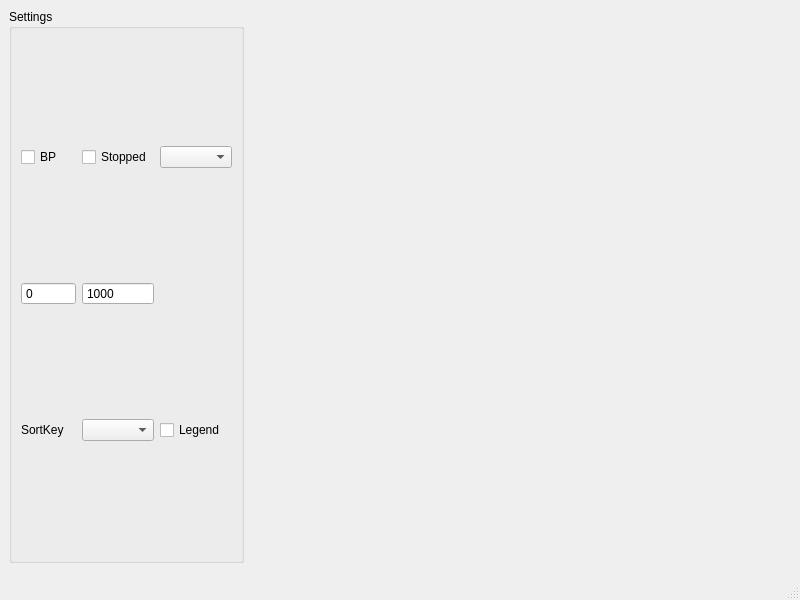
This is UIFiles/CalibrationPlot.ui in Theserich/RATS as Qt 5 draws it before an edit. The edited form follows.
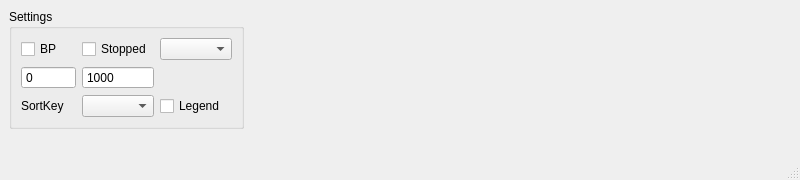
This is the edited form.

Commit message: Woerking on pyqtgraph figure

Diff of the .ui file:
```diff
--- a/UIFiles/CalibrationPlot.ui
+++ b/UIFiles/CalibrationPlot.ui
@@ -7,7 +7,7 @@
     <x>0</x>
     <y>0</y>
     <width>800</width>
-    <height>600</height>
+    <height>180</height>
    </rect>
   </property>
   <property name="windowTitle">
@@ -18,7 +18,7 @@
     <item row="1" column="1">
      <widget class="QGroupBox" name="groupBox">
       <property name="sizePolicy">
-       <sizepolicy hsizetype="Preferred" vsizetype="Expanding">
+       <sizepolicy hsizetype="Minimum" vsizetype="Minimum">
         <horstretch>0</horstretch>
         <verstretch>0</verstretch>
        </sizepolicy>
```
The commit also changes 2 other files.
